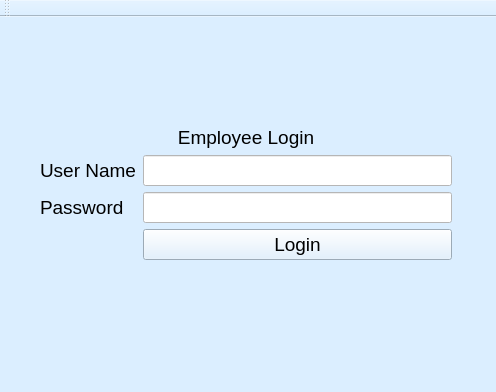
Above: Login/loginpage.ui from erynjohn/Employee-Database before the change. Below: the same form after it.
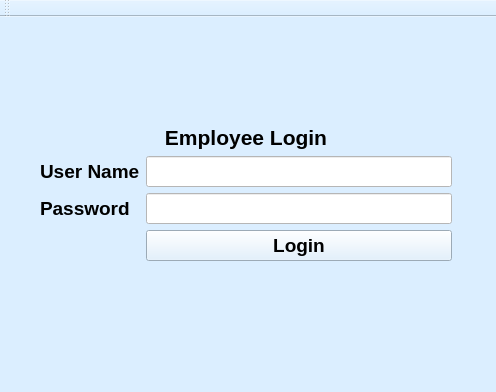
That is the form after the change.

What changed in the file:
```diff
--- a/Login/loginpage.ui
+++ b/Login/loginpage.ui
@@ -299,9 +299,9 @@
                 <font>
                  <family>MS Shell Dlg 2</family>
                  <pointsize>14</pointsize>
-                 <weight>50</weight>
+                 <weight>75</weight>
                  <italic>false</italic>
-                 <bold>false</bold>
+                 <bold>true</bold>
                 </font>
                </property>
                <property name="styleSheet">
@@ -600,9 +600,9 @@
                 <font>
                  <family>MS Shell Dlg 2</family>
                  <pointsize>14</pointsize>
-                 <weight>50</weight>
+                 <weight>75</weight>
                  <italic>false</italic>
-                 <bold>false</bold>
+                 <bold>true</bold>
                 </font>
                </property>
                <property name="styleSheet">
@@ -876,10 +876,10 @@
                <property name="font">
                 <font>
                  <family>MS Shell Dlg 2</family>
-                 <pointsize>14</pointsize>
-                 <weight>50</weight>
+                 <pointsize>16</pointsize>
+                 <weight>75</weight>
                  <italic>false</italic>
-                 <bold>false</bold>
+                 <bold>true</bold>
                 </font>
                </property>
                <property name="text">
@@ -1014,9 +1014,9 @@
                 <font>
                  <family>MS Shell Dlg 2</family>
                  <pointsize>14</pointsize>
-                 <weight>50</weight>
+                 <weight>75</weight>
                  <italic>false</italic>
-                 <bold>false</bold>
+                 <bold>true</bold>
                 </font>
                </property>
                <property name="layoutDirection">
```
